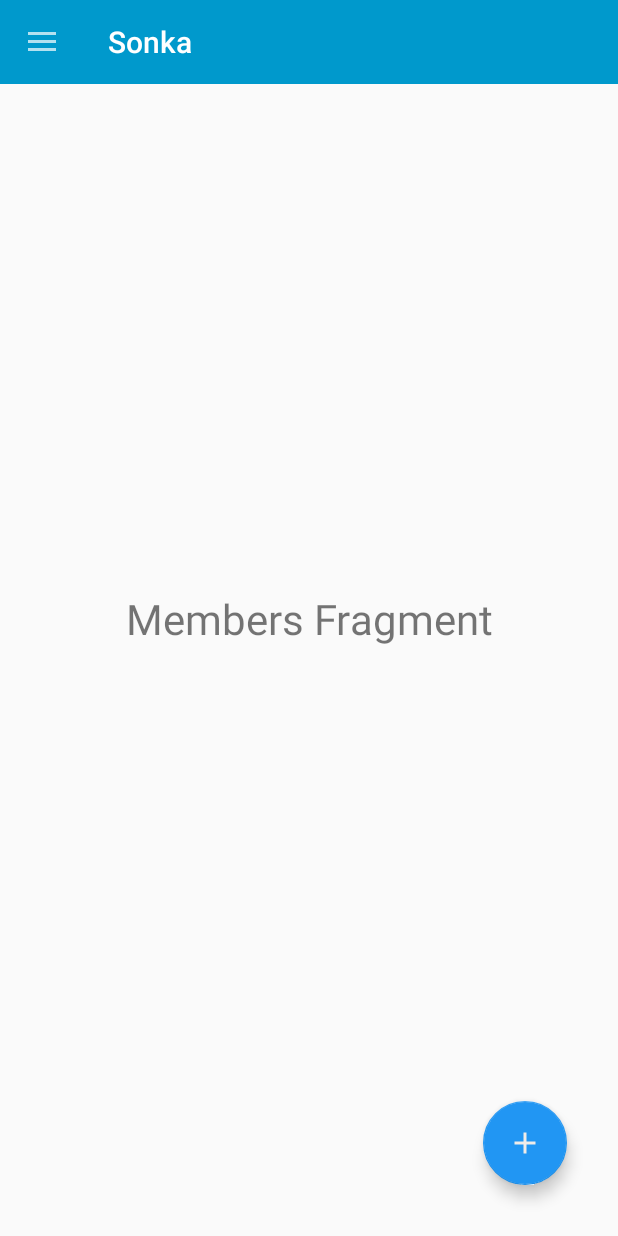
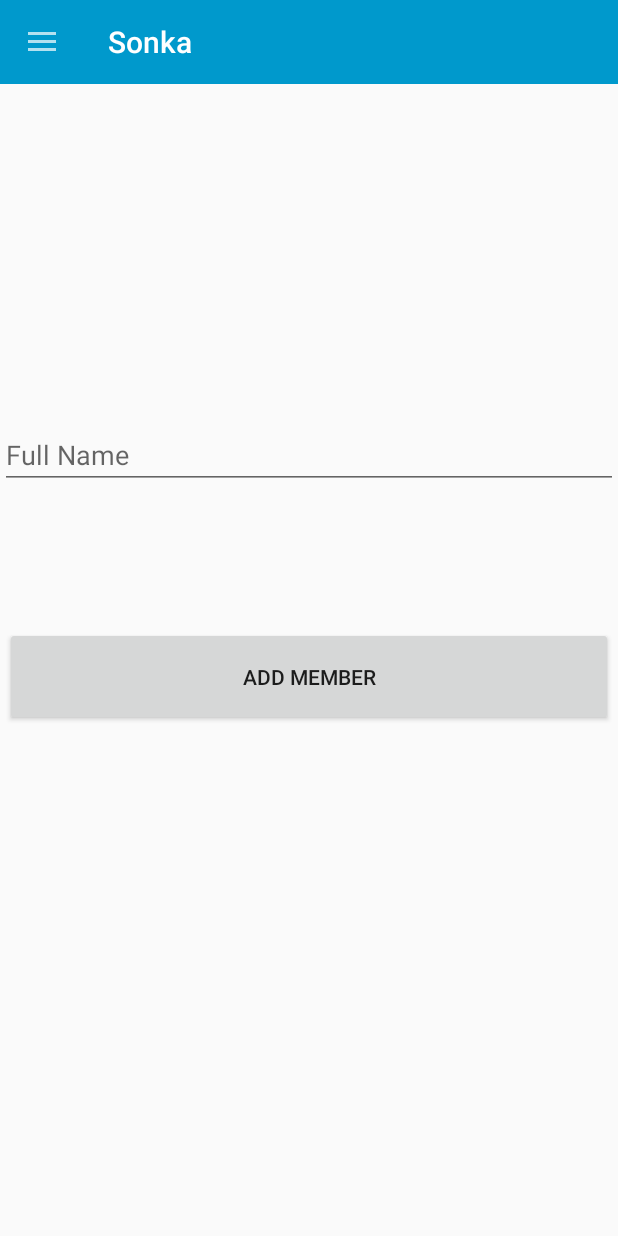
Before and after one commit to innovendCode/FirstApp, an Android app: the fragment MembersFragment placed in its activity, after a tap on an icon or button, on a phone screen of 412 x 824 dp. Run offline under Robolectric (Android 15) with nearby library versions, the phone set to English and light mode, and no system bars.

Commit message:
Add User button in fragment

```diff
--- /dev/null
+++ b/app/src/main/java/com/example/sonka/AddMemberFragment.java
@@ -0,0 +1,22 @@
+package com.example.sonka;
+
+import android.os.Bundle;
+
+import androidx.annotation.NonNull;
+import androidx.annotation.Nullable;
+import androidx.fragment.app.Fragment;
+
+import android.view.LayoutInflater;
+import android.view.View;
+import android.view.ViewGroup;
+
+
+public class AddMemberFragment extends Fragment {
+
+    @Nullable
+    @Override
+    public View onCreateView(@NonNull LayoutInflater inflater, @Nullable ViewGroup container, @Nullable Bundle savedInstanceState) {
+        View view = inflater.inflate(R.layout.fragment_add_member, container, false);
+        return view;
+    }
+}
--- a/app/src/main/java/com/example/sonka/MainActivity.java
+++ b/app/src/main/java/com/example/sonka/MainActivity.java
@@ -54,14 +54,14 @@ FragmentTransaction fragmentTransaction;
             fragmentManager = getSupportFragmentManager();
             fragmentTransaction = fragmentManager.beginTransaction();
             fragmentTransaction.replace(R.id.fragment_container, new MainFragment());
-            fragmentTransaction.commit();
+            fragmentTransaction.addToBackStack(null).commit();
         }
 
         if (item.getItemId() == R.id.members){
             fragmentManager = getSupportFragmentManager();
             fragmentTransaction = fragmentManager.beginTransaction();
             fragmentTransaction.replace(R.id.fragment_container, new MembersFragment());
-            fragmentTransaction.commit();
+            fragmentTransaction.addToBackStack(null).commit();
         }
 
 
--- a/app/src/main/java/com/example/sonka/MembersFragment.java
+++ b/app/src/main/java/com/example/sonka/MembersFragment.java
@@ -5,6 +5,8 @@ import android.os.Bundle;
 import androidx.annotation.NonNull;
 import androidx.annotation.Nullable;
 import androidx.fragment.app.Fragment;
+import androidx.fragment.app.FragmentManager;
+import androidx.fragment.app.FragmentTransaction;
 
 import android.view.LayoutInflater;
 import android.view.View;
@@ -21,12 +23,21 @@ FloatingActionButton btn_addMember;
     @Override
     public View onCreateView(@NonNull LayoutInflater inflater, @Nullable ViewGroup container, @Nullable Bundle savedInstanceState) {
         View view = inflater.inflate(R.layout.fragment_members, container, false);
-        return view;
+        btn_addMember = view.findViewById(R.id.btn_addMember);
+
+        btn_addMember.setOnClickListener(new View.OnClickListener() {
+            @Override
+            public void onClick(View view) {
+                FragmentTransaction fragmentTransaction = getFragmentManager().beginTransaction();
+                fragmentTransaction.replace(R.id.fragment_container, new AddMemberFragment());
+                fragmentTransaction.addToBackStack(null).commit();
+            }
+        });
 
 
+        return view;
     }
 
 
 
-
 }
--- /dev/null
+++ b/app/src/main/res/layout/fragment_add_member.xml
@@ -0,0 +1,33 @@
+<?xml version="1.0" encoding="utf-8"?>
+<androidx.constraintlayout.widget.ConstraintLayout xmlns:android="http://schemas.android.com/apk/res/android"
+    xmlns:app="http://schemas.android.com/apk/res-auto"
+    xmlns:tools="http://schemas.android.com/tools"
+    android:layout_width="match_parent"
+    android:layout_height="match_parent"
+    tools:context=".AddMemberFragment">
+
+    <Button
+        android:id="@+id/btn_addMember"
+        android:layout_width="405dp"
+        android:layout_height="66dp"
+        android:layout_marginBottom="340dp"
+        android:text="Add Member"
+        app:layout_constraintBottom_toBottomOf="parent"
+        app:layout_constraintEnd_toEndOf="parent"
+        app:layout_constraintHorizontal_bias="0.498"
+        app:layout_constraintStart_toStartOf="parent" />
+
+    <EditText
+        android:id="@+id/editTextTextPersonName"
+        android:layout_width="match_parent"
+        android:layout_height="wrap_content"
+        android:layout_marginBottom="92dp"
+        android:ems="10"
+        android:hint="Full Name"
+        android:inputType="textPersonName"
+        app:layout_constraintBottom_toTopOf="@+id/btn_addMember"
+        app:layout_constraintEnd_toEndOf="parent"
+        app:layout_constraintHorizontal_bias="0.5"
+        app:layout_constraintStart_toStartOf="parent" />
+
+</androidx.constraintlayout.widget.ConstraintLayout>
--- a/app/src/main/res/layout/fragment_members.xml
+++ b/app/src/main/res/layout/fragment_members.xml
@@ -24,11 +24,11 @@
         android:layout_marginRight="34dp"
         android:layout_marginBottom="34dp"
         android:clickable="true"
-        android:onClick="onClick"
         android:src="@drawable/ic_addmember"
         app:backgroundTint="#2196F3"
         app:layout_constraintBottom_toBottomOf="parent"
-        app:layout_constraintEnd_toEndOf="parent" />
+        app:layout_constraintEnd_toEndOf="parent"
+        android:focusable="true" />
 
 
 
```
